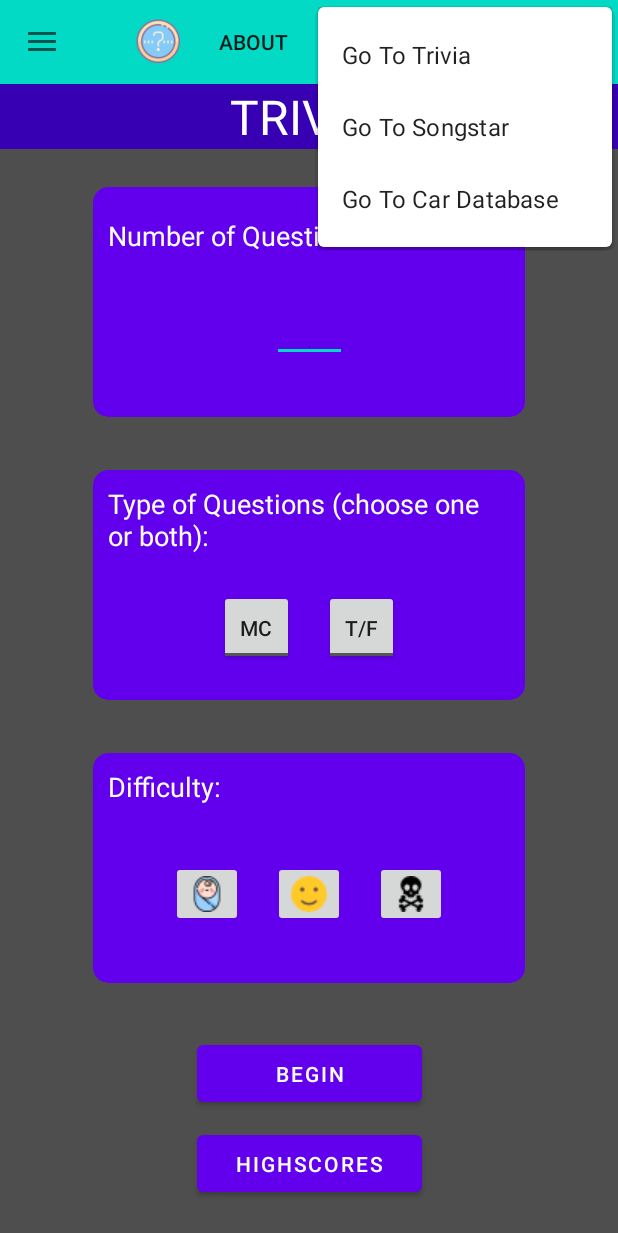
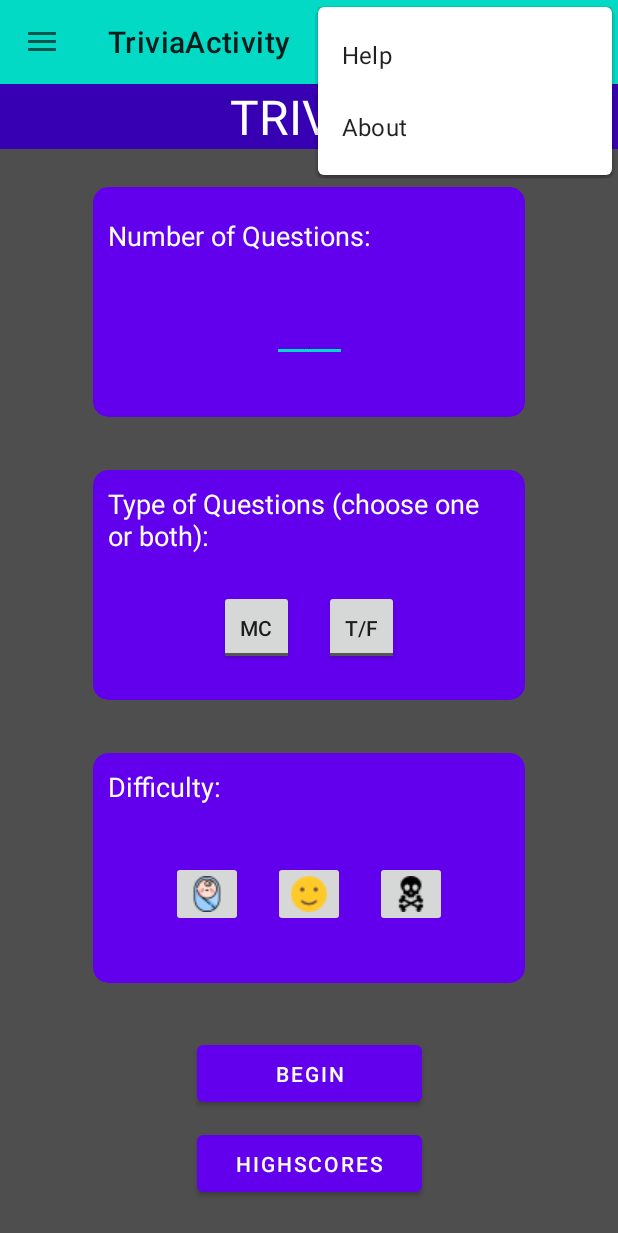
Before and after one commit to ehsan-code1/Android, an Android app: the TriviaActivityLanding screen opened directly, with no data from a screen before it, with the options menu open, on a phone screen of 412 x 824 dp. Shown: the top 1233 px of the screen. Run offline under Robolectric (Android 15) with nearby library versions, the light colour scheme and no system bars; Roboto replaces fonts that are not available here.

```diff
--- a/app/src/main/java/com/example/myapplication/BaseActivityWithDrawer.kt
+++ b/app/src/main/java/com/example/myapplication/BaseActivityWithDrawer.kt
@@ -10,6 +10,7 @@ import androidx.appcompat.widget.Toolbar
 import androidx.core.view.GravityCompat
 import androidx.drawerlayout.widget.DrawerLayout
 import com.example.myapplication.car_database.HomePage
+import com.example.myapplication.soccer.SoccerLanding
 import com.example.myapplication.songstar.SongsterSearch
 import com.example.myapplication.trivia.TriviaActivityLanding
 import com.google.android.material.navigation.NavigationView
--- a/app/src/main/java/com/example/myapplication/trivia/leaderboard/ReturnDataFromLBFragment.kt
+++ b/app/src/main/java/com/example/myapplication/trivia/leaderboard/ReturnDataFromLBFragment.kt
@@ -7,7 +7,7 @@ import android.os.Bundle
  */
 interface ReturnDataFromLBFragment {
     /**
-     * @param username the name of the user, to be returned from the fragment
+     * @param dataToReturn a bundle of information to be returned from the fragment
      */
     fun returnDataFromLBFragment(dataToReturn: Bundle)
 }
--- a/app/src/main/java/com/example/myapplication/trivia/leaderboard/TriviaOpener.kt
+++ b/app/src/main/java/com/example/myapplication/trivia/leaderboard/TriviaOpener.kt
@@ -4,6 +4,9 @@ import android.content.Context
 import android.database.sqlite.SQLiteDatabase
 import android.database.sqlite.SQLiteOpenHelper
 
+/**
+ * SQLLite Helper class to track and manipulate the leaderboard/highscore database entries.
+ */
 class TriviaOpener(ctx: Context) : SQLiteOpenHelper(ctx, DATABASE_NAME, null, VERSION_NUM) {
     companion object {
         const val DATABASE_NAME : String = "triviaDB"
--- a/app/src/main/java/com/example/myapplication/trivia/quiz/TriviaEmptyQuestionActivity.kt
+++ b/app/src/main/java/com/example/myapplication/trivia/quiz/TriviaEmptyQuestionActivity.kt
@@ -1,7 +1,6 @@
 package com.example.myapplication.trivia.quiz
 
 import android.content.Intent
-import androidx.appcompat.app.AppCompatActivity
 import android.os.Bundle
 import com.example.myapplication.BaseActivityWithDrawer
 import com.example.myapplication.R
@@ -42,7 +41,7 @@ class TriviaEmptyQuestionActivity : BaseActivityWithDrawer(), ReturnDataFromQuiz
     }
 
     /**
-     * Sets the result of the activity, and finished.
+     * Sets the result of the activity, and finishes.
      * Uses the questionId that was received when this activity was created, and the index of the button selection chosen
      * @param questionId the index of the question, to keep track of which question this activity belongs to
      * @param pos the index of the answer button chosen
--- a/app/src/main/java/com/example/myapplication/trivia/quiz/TriviaQuestionItemFragment.kt
+++ b/app/src/main/java/com/example/myapplication/trivia/quiz/TriviaQuestionItemFragment.kt
@@ -68,6 +68,7 @@ class TriviaQuestionItemFragment : Fragment(), View.OnClickListener {
             buttonToPositionMap[v.id]?.let {
                 parentActivity.returnDataFromQuizFragment(requireArguments().getInt(QUESTION_ID), it)
             }
+        // Tablet
         } else if (parentActivity is TriviaQuizActivity){
             buttonToPositionMap[v.id]?.let {
                 parentActivity.returnDataFromQuizFragment(requireArguments().getInt(QUESTION_ID), it)
--- a/app/src/main/res/menu/t_help_menu.xml
+++ b/app/src/main/res/menu/t_help_menu.xml
@@ -1,27 +1,15 @@
 <?xml version="1.0" encoding="utf-8"?>
 <menu xmlns:android="http://schemas.android.com/apk/res/android"
     xmlns:app="http://schemas.android.com/apk/res-auto">
-    <group>
-        <item android:id="@+id/trivia_menu_item"
-            android:title="Go To Trivia"
-            android:icon="@drawable/trivia"/>
-        <item android:id="@+id/songster_menu_item"
-            android:title="Go To Songstar"
-            android:icon="@drawable/song"/>
-        <item android:id="@+id/car_db_menu_item"
-            android:title="Go To Car Database"
-            android:icon="@drawable/car"/>
-    </group>
-
     <item
         android:id="@+id/t_menu_help_item"
         android:icon="@drawable/icons_help"
-        android:title=""
+        android:title="@string/t_menu_help_text"
         android:orderInCategory="1"
-        app:showAsAction="always"/>
+        app:showAsAction="ifRoom"/>
     <item
         android:id="@+id/t_menu_about_item"
         android:title="@string/t_about"
         android:orderInCategory="1"
-        app:showAsAction="always"/>
+        app:showAsAction="never"/>
 </menu>
--- a/app/src/main/res/values/strings.xml
+++ b/app/src/main/res/values/strings.xml
@@ -97,5 +97,6 @@
                     Version 1.0, Final Stable Release.
                     Project initiated on March 15th 2021.
                     Project Finalized on March 17th 2021.</string>
+    <string name="t_menu_help_text">Help</string>
 
 </resources>
```
Also changed, not shown: app/src/main/java/com/example/myapplication/trivia/TriviaActivityLanding.kt (+7 -1 lines), app/src/main/java/com/example/myapplication/trivia/leaderboard/TriviaActivityLeaderboard.kt (+3 -16 lines), app/src/main/java/com/example/myapplication/trivia/leaderboard/TriviaLeaderboardEntryFragment.kt (+6 -6 lines), app/src/main/java/com/example/myapplication/trivia/leaderboard/TriviaLeaderboardListFragment.kt (+19 -9 lines), app/src/main/java/com/example/myapplication/trivia/quiz/TriviaQuizActivity.kt (+32 -28 lines), 3 other files.
